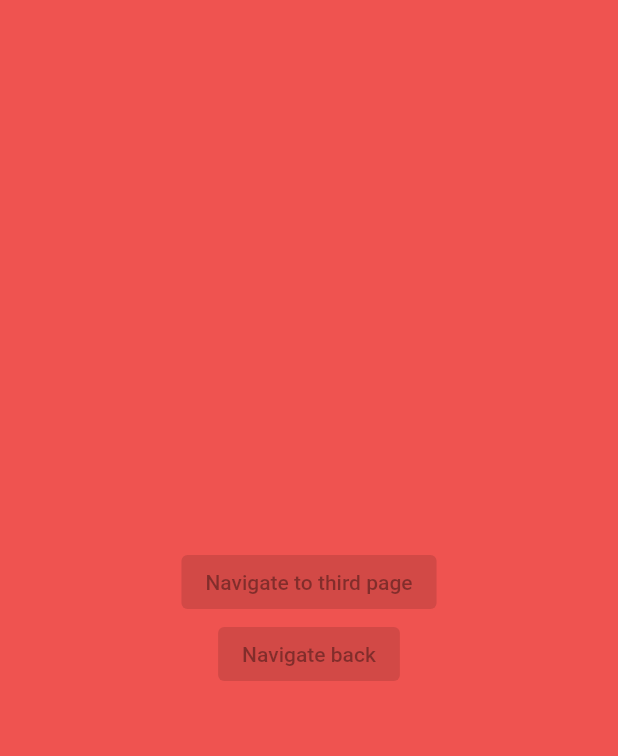
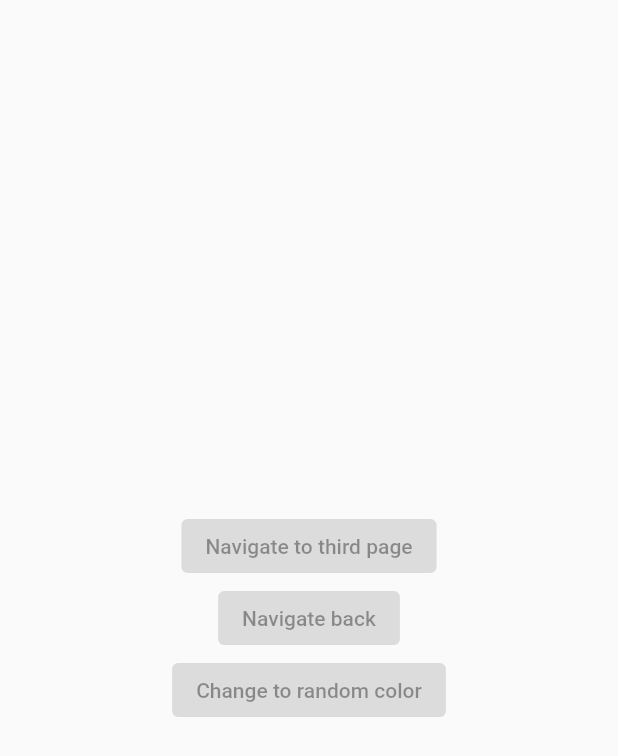
Before and after one commit to PatrickKi/nested_nav_app, a Flutter app: the SecondPage widget shown alone on an empty page, opened directly, on a phone screen of 412 x 824 dp. Shown: the top 756 px of the screen. Run offline on Flutter 3.47's test engine with Material 2 defaults, Android fonts, the phone set to English and light mode, and no system bars.

Commit message:
random color button and deleted demo ui elements

```diff
--- a/lib/main.dart
+++ b/lib/main.dart
@@ -1,3 +1,5 @@
+import 'dart:math';
+
 import 'package:flutter/material.dart';
 
 void main() {
@@ -34,15 +36,8 @@ class MyHomePage extends StatefulWidget {
 }
 
 class _MyHomePageState extends State<MyHomePage> {
-  int _counter = 0;
-
   final _navigatorKey = GlobalKey<NavigatorState>();
-
-  void _incrementCounter() {
-    setState(() {
-      _counter++;
-    });
-  }
+  Color? randomColor;
 
   @override
   Widget build(BuildContext context) {
@@ -71,20 +66,8 @@ class _MyHomePageState extends State<MyHomePage> {
                     )),
               ),
             ),
-            const Text(
-              'You have pushed the button this many times:',
-            ),
-            Text(
-              '$_counter',
-              style: Theme.of(context).textTheme.headline4,
-            ),
           ],
         ),
-      ),
-      floatingActionButton: FloatingActionButton(
-        onPressed: _incrementCounter,
-        tooltip: 'Increment',
-        child: const Icon(Icons.add),
       ),
     );
   }
@@ -104,6 +87,14 @@ class _MyHomePageState extends State<MyHomePage> {
         },
         onBack: () {
           _navigatorKey.currentState!.pop(true);
+        },
+        randomColor: randomColor,
+        onRandomColor: () {
+          setState(() {
+            var rand = Random();
+            randomColor = Color.fromARGB(
+                255, rand.nextInt(100) + 100, rand.nextInt(100) + 100, rand.nextInt(100) + 100);
+          });
         },
       );
     } else if (routeSettings.name == routeThirdPage) {
@@ -170,10 +161,18 @@ class _FirstPageState extends State<FirstPage> {
 }
 
 class SecondPage extends StatefulWidget {
-  const SecondPage({Key? key, this.onNext, this.onBack}) : super(key: key);
+  const SecondPage({
+    Key? key,
+    this.onNext,
+    this.onBack,
+    this.onRandomColor,
+    this.randomColor,
+  }) : super(key: key);
 
   final void Function()? onNext;
   final void Function()? onBack;
+  final void Function()? onRandomColor;
+  final Color? randomColor;
 
   @override
   _SecondPageState createState() => _SecondPageState();
@@ -187,7 +186,7 @@ class _SecondPageState extends State<SecondPage> {
       children: [
         Flexible(
             child: Container(
-          color: Colors.red[400],
+          color: widget.randomColor,
           child: Center(
               child: Column(mainAxisAlignment: MainAxisAlignment.center, children: [
             ElevatedButton(
@@ -197,6 +196,10 @@ class _SecondPageState extends State<SecondPage> {
             ElevatedButton(
               onPressed: widget.onBack,
               child: const Text("Navigate back"),
+            ),
+            ElevatedButton(
+              onPressed: widget.onRandomColor,
+              child: const Text("Change to random color"),
             ),
           ])),
         ))
```
Also changed, not shown: 1 other file.
